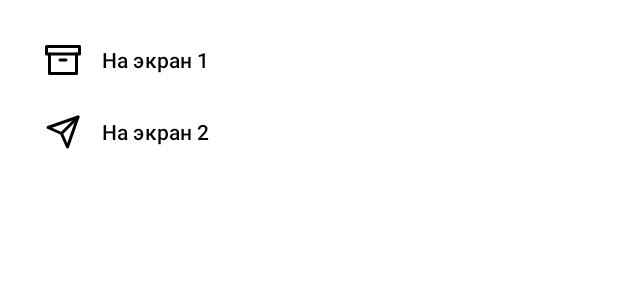
After one commit to WbDmitry/MaterialDesign, an Android app: the layout bottom_navigation_layout.xml on its own in the app's theme, with its tools: preview values and no code run, on a phone screen of 412 x 824 dp. The commit adds this screen. Shown: the top 300 px of the screen. Run offline under Robolectric (Android 15) with nearby library versions, the phone set to English and light mode, and no system bars.

Commit message:
Добавил нижнее выползающее меню NavigationView с использованием NavigationView

```diff
--- /dev/null
+++ b/app/src/main/java/com/example/materialdesign/ui/mainfragment/BottomNavigationDrawerFragment.kt
@@ -0,0 +1,39 @@
+package com.example.materialdesign.ui.mainfragment
+
+import android.os.Bundle
+import android.view.LayoutInflater
+import android.view.View
+import android.view.ViewGroup
+import android.widget.Toast
+import com.example.materialdesign.R
+import com.example.materialdesign.databinding.BottomNavigationLayoutBinding
+import com.google.android.material.bottomsheet.BottomSheetDialogFragment
+
+class BottomNavigationDrawerFragment:BottomSheetDialogFragment() {
+    private var _binding: BottomNavigationLayoutBinding? = null
+    val binding: BottomNavigationLayoutBinding
+        get() = _binding!!
+
+    override fun onCreateView(
+        inflater: LayoutInflater, container: ViewGroup?,
+        savedInstanceState: Bundle?
+    ): View {
+        _binding = BottomNavigationLayoutBinding.inflate(inflater, container, false)
+        return binding.root
+    }
+
+    override fun onViewCreated(view: View, savedInstanceState: Bundle?) {
+        super.onViewCreated(view, savedInstanceState)
+        binding.navigationView.setNavigationItemSelectedListener { menu->
+            when(menu.itemId){
+                R.id.navigation_one -> {
+                    Toast.makeText(requireContext(), "navigation_one", Toast.LENGTH_SHORT).show()
+                }
+                R.id.navigation_two -> {
+                    Toast.makeText(requireContext(), "navigation_two", Toast.LENGTH_SHORT).show()
+                }
+            }
+            true
+        }
+    }
+}
--- a/app/src/main/java/com/example/materialdesign/ui/mainfragment/MainFragment.kt
+++ b/app/src/main/java/com/example/materialdesign/ui/mainfragment/MainFragment.kt
@@ -117,7 +117,7 @@ class MainFragment : Fragment() {
             }
 
             android.R.id.home -> {
-                showToast("Click hamburger menu")
+                BottomNavigationDrawerFragment().show(requireActivity().supportFragmentManager, "test")
             }
         }
         return super.onOptionsItemSelected(item)
--- /dev/null
+++ b/app/src/main/res/drawable/ic_archive.xml
@@ -0,0 +1,28 @@
+<?xml version="1.0" encoding="utf-8"?>
+<vector xmlns:android="http://schemas.android.com/apk/res/android"
+        android:width="24dp"
+        android:height="24dp"
+        android:viewportWidth="24"
+        android:viewportHeight="24">
+    <path
+            android:fillColor="@android:color/transparent"
+            android:pathData="M21,8l0,13l-18,0l0,-13"
+            android:strokeWidth="2"
+            android:strokeColor="#000000"
+            android:strokeLineCap="round"
+            android:strokeLineJoin="round" />
+    <path
+            android:fillColor="@android:color/transparent"
+            android:pathData="M1,3h22v5h-22z"
+            android:strokeWidth="2"
+            android:strokeColor="#000000"
+            android:strokeLineCap="round"
+            android:strokeLineJoin="round" />
+    <path
+            android:fillColor="@android:color/transparent"
+            android:pathData="M10,12L14,12"
+            android:strokeWidth="2"
+            android:strokeColor="#000000"
+            android:strokeLineCap="round"
+            android:strokeLineJoin="round" />
+</vector>
--- /dev/null
+++ b/app/src/main/res/drawable/ic_send.xml
@@ -0,0 +1,21 @@
+<?xml version="1.0" encoding="utf-8"?>
+<vector xmlns:android="http://schemas.android.com/apk/res/android"
+        android:width="24dp"
+        android:height="24dp"
+        android:viewportWidth="24"
+        android:viewportHeight="24">
+    <path
+            android:fillColor="@android:color/transparent"
+            android:pathData="M22,2L11,13"
+            android:strokeWidth="2"
+            android:strokeColor="#000000"
+            android:strokeLineCap="round"
+            android:strokeLineJoin="round" />
+    <path
+            android:fillColor="@android:color/transparent"
+            android:pathData="M22,2l-7,20l-4,-9l-9,-4l20,-7z"
+            android:strokeWidth="2"
+            android:strokeColor="#000000"
+            android:strokeLineCap="round"
+            android:strokeLineJoin="round" />
+</vector>
--- /dev/null
+++ b/app/src/main/res/layout/bottom_navigation_layout.xml
@@ -0,0 +1,16 @@
+<?xml version="1.0" encoding="utf-8"?>
+<FrameLayout xmlns:app="http://schemas.android.com/apk/res-auto"
+        xmlns:android="http://schemas.android.com/apk/res/android"
+        android:layout_width="match_parent"
+        android:layout_height="wrap_content">
+
+    <com.google.android.material.navigation.NavigationView
+            android:id="@+id/navigation_view"
+            android:layout_width="match_parent"
+            android:layout_height="wrap_content"
+            android:layout_gravity="bottom"
+            android:layout_marginStart="8dp"
+            android:layout_marginTop="8dp"
+            android:layout_marginEnd="8dp"
+            app:menu="@menu/menu_bottom_navigation" />
+</FrameLayout>
--- /dev/null
+++ b/app/src/main/res/menu/menu_bottom_navigation.xml
@@ -0,0 +1,13 @@
+<?xml version="1.0" encoding="utf-8"?>
+<menu xmlns:android="http://schemas.android.com/apk/res/android">
+    <group android:checkableBehavior="none">
+        <item
+                android:id="@+id/navigation_one"
+                android:icon="@drawable/ic_archive"
+                android:title="На экран 1" />
+        <item
+                android:id="@+id/navigation_two"
+                android:icon="@drawable/ic_send"
+                android:title="На экран 2" />
+    </group>
+</menu>
```
